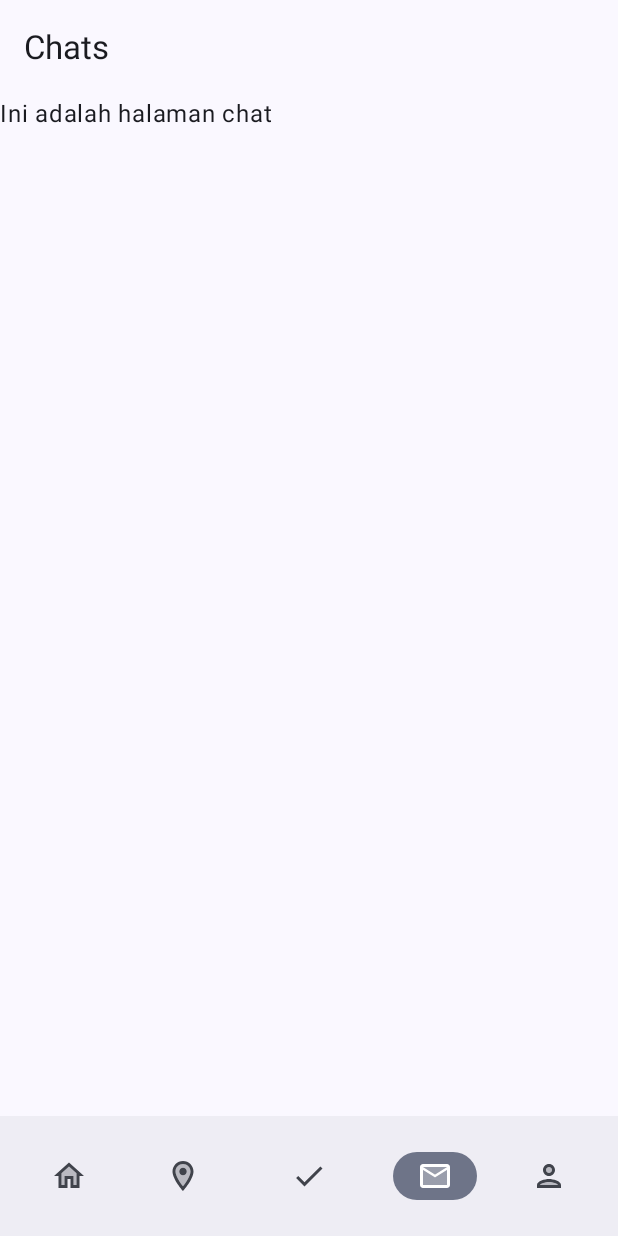
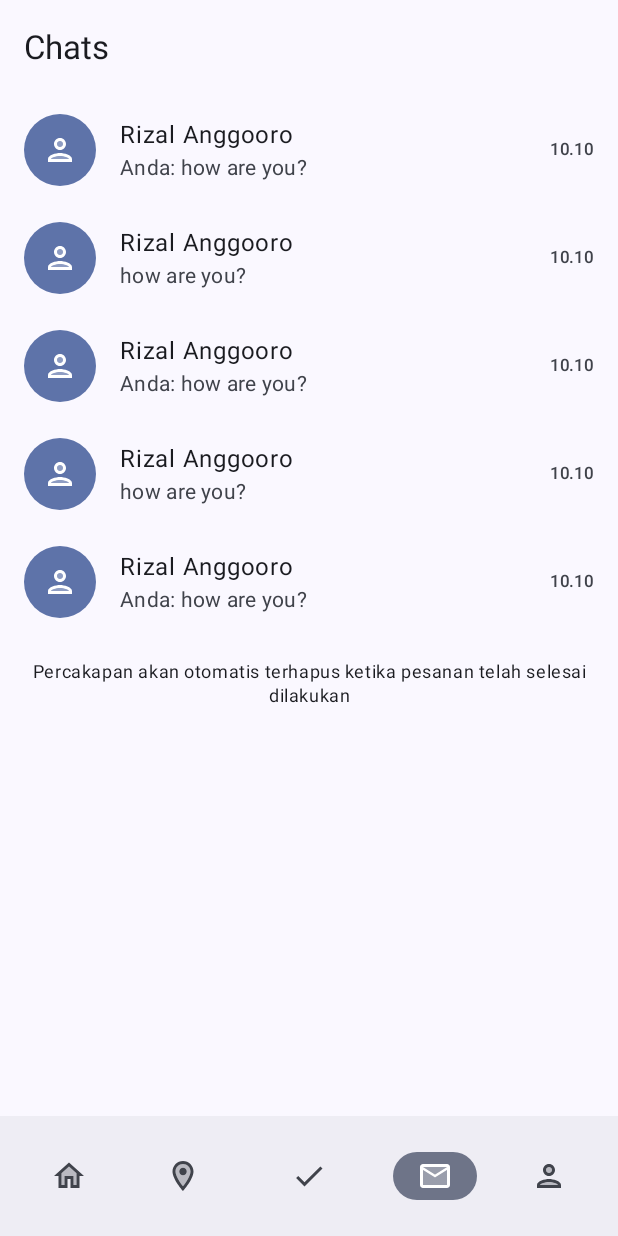
Before and after one commit to unitip/mobile-native, an Android app built with Jetpack Compose: the ChatsScreen screen opened through its navigation route, on a phone screen of 412 x 824 dp. Run offline under Robolectric (Android 15) with nearby library versions, the phone set to English and light mode, and no system bars; our stand-ins replace Dagger/Hilt's generated code.

Commit message:
feat: list chats screen

```diff
--- a/app/src/main/java/com/unitip/mobile/core/navigation/HomeNavigationGraph.kt
+++ b/app/src/main/java/com/unitip/mobile/core/navigation/HomeNavigationGraph.kt
@@ -17,7 +17,7 @@ fun HomeNavigationGraph(
 ) {
     NavHost(
         navController = navController,
-        startDestination = Routes.Home.Jobs,
+        startDestination = Routes.Home.Chats,
     ) {
         composable<Routes.Home.Dashboard> { DashboardScreen() }
         composable<Routes.Home.Jobs> {
--- a/app/src/main/java/com/unitip/mobile/features/chat/presentation/Screen.kt
+++ b/app/src/main/java/com/unitip/mobile/features/chat/presentation/Screen.kt
@@ -1,18 +1,34 @@
 package com.unitip.mobile.features.chat.presentation
 
-import androidx.compose.foundation.layout.Column
+import androidx.compose.foundation.background
+import androidx.compose.foundation.clickable
+import androidx.compose.foundation.layout.Box
+import androidx.compose.foundation.layout.WindowInsets
 import androidx.compose.foundation.layout.padding
+import androidx.compose.foundation.layout.size
+import androidx.compose.foundation.lazy.LazyColumn
+import androidx.compose.foundation.shape.CircleShape
+import androidx.compose.material.icons.Icons
+import androidx.compose.material.icons.twotone.Person
 import androidx.compose.material3.ExperimentalMaterial3Api
+import androidx.compose.material3.Icon
+import androidx.compose.material3.ListItem
+import androidx.compose.material3.MaterialTheme
 import androidx.compose.material3.Scaffold
 import androidx.compose.material3.Text
 import androidx.compose.material3.TopAppBar
 import androidx.compose.runtime.Composable
+import androidx.compose.ui.Alignment
 import androidx.compose.ui.Modifier
+import androidx.compose.ui.draw.clip
+import androidx.compose.ui.text.style.TextAlign
+import androidx.compose.ui.unit.dp
 
 @OptIn(ExperimentalMaterial3Api::class)
 @Composable
 fun ChatsScreen() {
     Scaffold(
+        contentWindowInsets = WindowInsets(0.dp),
         topBar = {
             TopAppBar(
                 title = {
@@ -21,8 +37,39 @@ fun ChatsScreen() {
             )
         }
     ) {
-        Column(modifier = Modifier.padding(it)) {
-            Text("Ini adalah halaman chat")
+        LazyColumn(modifier = Modifier.padding(it)) {
+            items(5) {
+                ListItem(
+                    leadingContent = {
+                        Box(
+                            modifier = Modifier
+                                .size(48.dp)
+                                .clip(CircleShape)
+                                .background(MaterialTheme.colorScheme.primaryContainer)
+                        ) {
+                            Icon(
+                                Icons.TwoTone.Person,
+                                tint = MaterialTheme.colorScheme.onPrimaryContainer,
+                                contentDescription = null,
+                                modifier = Modifier.align(Alignment.Center),
+                            )
+                        }
+                    },
+                    headlineContent = { Text("Rizal Anggooro") },
+                    supportingContent = { Text("${if (it % 2 == 0) "Anda: " else ""}how are you?") },
+                    trailingContent = { Text("10.10") },
+                    modifier = Modifier.clickable { }
+                )
+            }
+
+            item {
+                Text(
+                    text = "Percakapan akan otomatis terhapus ketika pesanan telah selesai dilakukan",
+                    style = MaterialTheme.typography.bodySmall,
+                    textAlign = TextAlign.Center,
+                    modifier = Modifier.padding(16.dp),
+                )
+            }
         }
     }
 }
```
